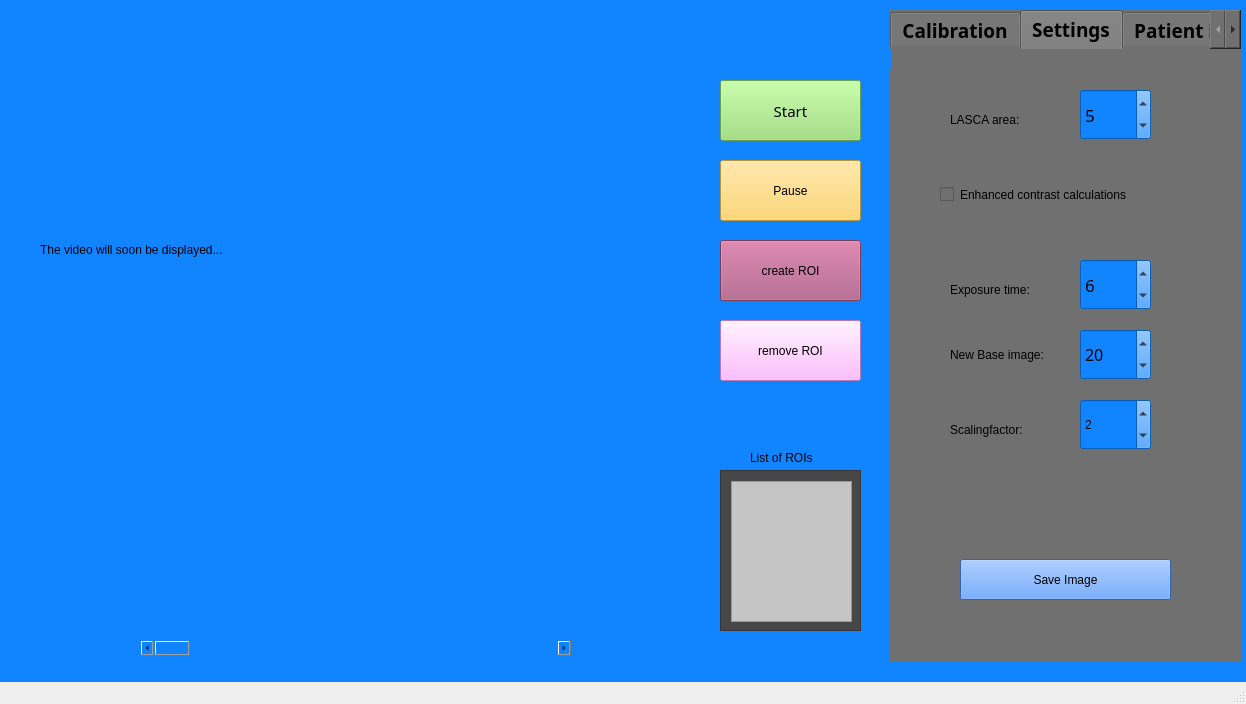
The window that LSI Project GUI/LSI Project GUI/LSIProjectGUI.ui (Fridanylund/LSI) describes before a commit, drawn with Qt 5.
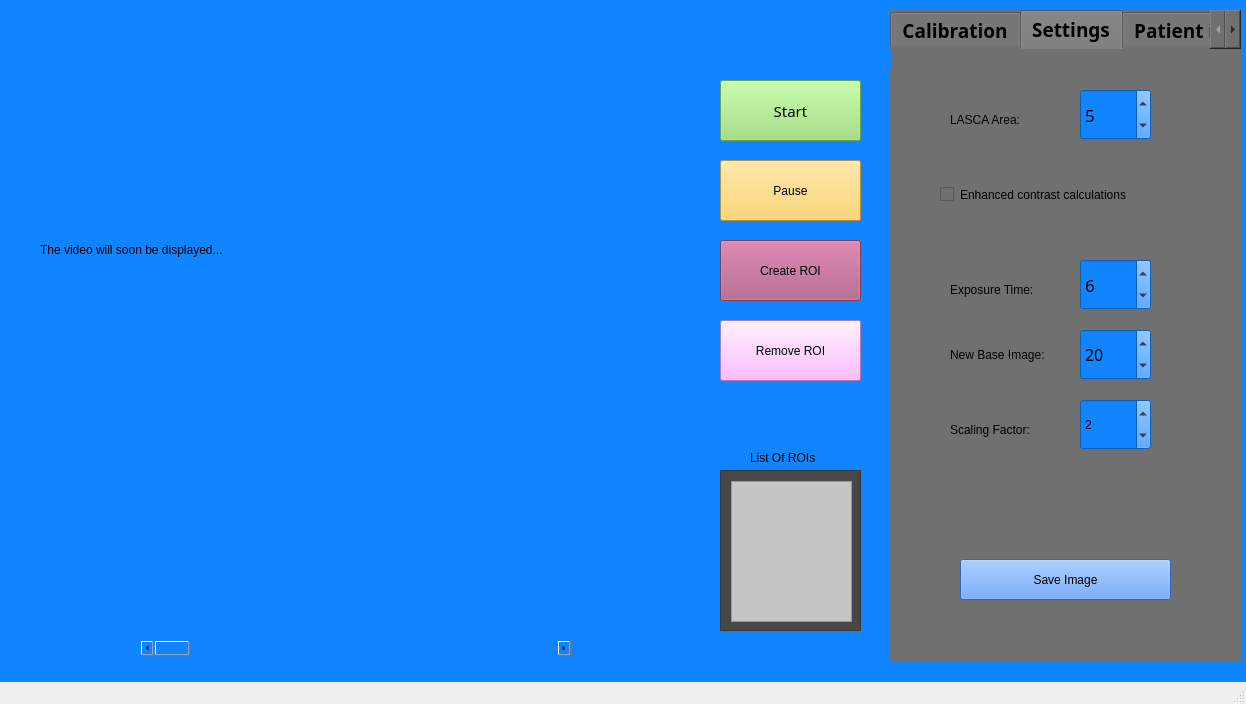
The same window after the commit. The open tabs and pages were chosen to show the change. Custom widgets are drawn as their Qt base class.

Patch:
```diff
--- a/LSI Project GUI/LSI Project GUI/LSIProjectGUI.ui
+++ b/LSI Project GUI/LSI Project GUI/LSIProjectGUI.ui
@@ -74,7 +74,7 @@
 font: 75 11pt &quot;Segoe UI Light&quot;;</string>
     </property>
     <property name="text">
-     <string>create ROI</string>
+     <string>Create ROI</string>
     </property>
    </widget>
    <widget class="QPushButton" name="removeROIButton">
@@ -91,7 +91,7 @@
 font: 75 11pt &quot;Segoe UI Light&quot;;</string>
     </property>
     <property name="text">
-     <string>remove ROI</string>
+     <string>Remove ROI</string>
     </property>
    </widget>
    <widget class="QLabel" name="videoLabel">
@@ -306,7 +306,7 @@
        <string notr="true">font: 75 12pt &quot;Segoe UI Light&quot;;</string>
       </property>
       <property name="text">
-       <string>LASCA area:</string>
+       <string>LASCA Area:</string>
       </property>
      </widget>
      <widget class="QLabel" name="exposure_label">
@@ -322,7 +322,7 @@
        <string notr="true">font: 75 12pt &quot;Segoe UI Light&quot;;</string>
       </property>
       <property name="text">
-       <string>Exposure time:</string>
+       <string>Exposure Time:</string>
       </property>
      </widget>
      <widget class="QDoubleSpinBox" name="exposuretime">
@@ -385,7 +385,7 @@
        <string notr="true">font: 75 12pt &quot;Segoe UI Light&quot;;</string>
       </property>
       <property name="text">
-       <string>New Base image:</string>
+       <string>New Base Image:</string>
       </property>
      </widget>
      <widget class="QSpinBox" name="Amb_spinBox">
@@ -471,7 +471,7 @@
 </string>
       </property>
       <property name="text">
-       <string>Scalingfactor: </string>
+       <string>Scaling Factor: </string>
       </property>
      </widget>
      <widget class="QSpinBox" name="scaling_spinBox">
@@ -855,7 +855,7 @@
      <string notr="true">font: 75 12pt &quot;Segoe UI Light&quot;;</string>
     </property>
     <property name="text">
-     <string>List of ROIs</string>
+     <string>List Of ROIs</string>
     </property>
    </widget>
    <widget class="QLabel" name="Laser_error">
```
Left out of the diff: 6 changed lines with no effect on the pictures.
